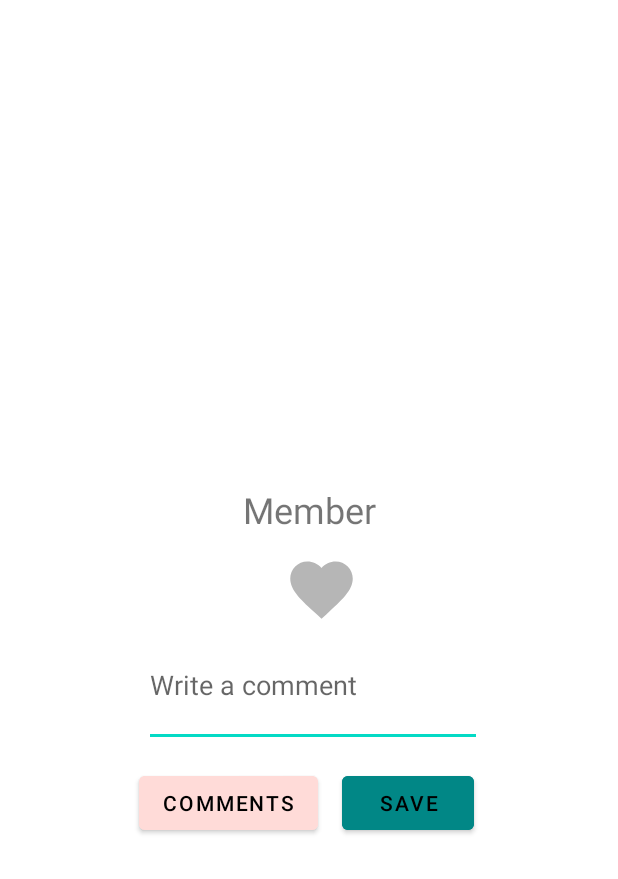
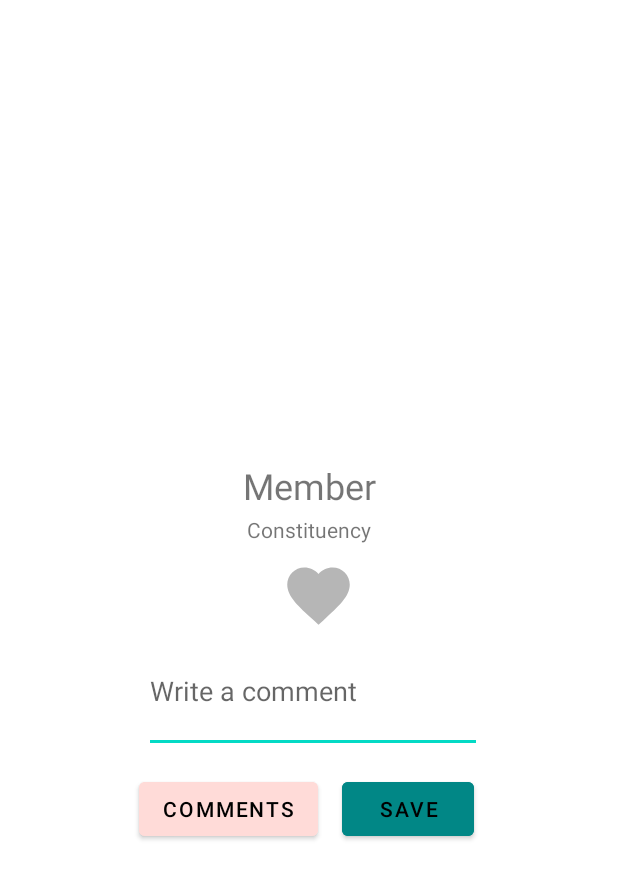
Before and after one commit to jasminsp/ParliamentMemberApp, an Android app: the layout fragment_member_details.xml on its own in the app's theme, with its tools: preview values and no code run, on a phone screen of 412 x 824 dp. Shown: the top 879 px of the screen. Run offline under Robolectric (Android 15) with nearby library versions, the phone set to English and light mode, and no system bars.

Commit message:
MembersDetails view constituency added

```diff
--- a/app/src/main/java/com/jasminsp/parliamentmemberapp/memberdetails/MemberDetails.kt
+++ b/app/src/main/java/com/jasminsp/parliamentmemberapp/memberdetails/MemberDetails.kt
@@ -40,6 +40,7 @@ class MemberDetails : Fragment() {
         // Sets info for name and image
         bindImage(binding.imgMember, "https://avoindata.eduskunta.fi/${viewModel.member?.picture}")
         binding.txtMember.text = viewModel.fullName
+        binding.txtConstituency.text = viewModel.constituency
 
         // Checking heartButton value when taking from database and before saving to database
         binding.checkboxHeart.isChecked = viewModel.heartCheckedState()
--- a/app/src/main/java/com/jasminsp/parliamentmemberapp/memberdetails/MemberDetailsViewModel.kt
+++ b/app/src/main/java/com/jasminsp/parliamentmemberapp/memberdetails/MemberDetailsViewModel.kt
@@ -45,6 +45,7 @@ class MemberDetailsViewModel(parliamentData: ParliamentData, application: Applic
 
 
     var fullName: String = "${member?.first} ${member?.last}"
+    var constituency: String = "${member?.constituency}"
 
 
     init {
--- a/app/src/main/java/com/jasminsp/parliamentmemberapp/memberlist/MemberList.kt
+++ b/app/src/main/java/com/jasminsp/parliamentmemberapp/memberlist/MemberList.kt
@@ -33,17 +33,14 @@ class MemberList : Fragment() {
         val parliamentData = MemberListArgs.fromBundle(requireArguments()).selectedParty
         val viewModelFactory = MemberListViewModelFactory(parliamentData, application)
 
-
         binding = DataBindingUtil.inflate(inflater, R.layout.fragment_member_list, container, false)
         viewModel = ViewModelProvider(this, viewModelFactory).get(MemberListViewModel::class.java)
         memberAdapter = MemberListAdapter(this, MemberListAdapter.OnClickListener {
             viewModel.memberDetails(it)
         })
 
-
         binding.memberListView.adapter = memberAdapter
         binding.memberListView.layoutManager = LinearLayoutManager(MyApp.appContext)
-
 
         viewModel.member.observe(viewLifecycleOwner, {
             memberAdapter.submitList(it)
--- a/app/src/main/res/layout/fragment_member_details.xml
+++ b/app/src/main/res/layout/fragment_member_details.xml
@@ -41,16 +41,16 @@
             app:layout_constraintBottom_toBottomOf="parent"
             app:layout_constraintStart_toStartOf="parent"
             app:layout_constraintTop_toTopOf="@+id/guideline2"
-            app:layout_constraintVertical_bias="0.048" />
+            app:layout_constraintVertical_bias="0.015" />
 
         <CheckBox
             android:id="@+id/checkbox_heart"
             android:layout_width="69dp"
             android:layout_height="66dp"
-            android:layout_marginTop="4dp"
+            android:layout_marginTop="24dp"
             android:button="@drawable/button_checked_state"
             app:layout_constraintEnd_toEndOf="parent"
-            app:layout_constraintHorizontal_bias="0.526"
+            app:layout_constraintHorizontal_bias="0.52"
             app:layout_constraintStart_toStartOf="parent"
             app:layout_constraintTop_toBottomOf="@+id/txt_member"
             app:useMaterialThemeColors="false" />
@@ -106,5 +106,16 @@
             app:layout_constraintStart_toStartOf="parent"
             app:layout_constraintTop_toBottomOf="@+id/txt_comments" />
 
+        <TextView
+            android:id="@+id/txt_constituency"
+            android:layout_width="wrap_content"
+            android:layout_height="wrap_content"
+            android:layout_marginTop="1dp"
+            android:text="@string/constituency"
+            app:layout_constraintBottom_toTopOf="@+id/checkbox_heart"
+            app:layout_constraintEnd_toEndOf="parent"
+            app:layout_constraintStart_toStartOf="parent"
+            app:layout_constraintTop_toBottomOf="@+id/txt_member" />
+
     </androidx.constraintlayout.widget.ConstraintLayout>
 </layout>
--- a/app/src/main/res/values/strings.xml
+++ b/app/src/main/res/values/strings.xml
@@ -13,4 +13,5 @@
     <string name="write_a_comment">Write a comment</string>
     <string name="comment_icon">comment_icon</string>
     <string name="date">Date</string>
+    <string name="constituency">Constituency</string>
 </resources>
```
Also changed, not shown: app/src/main/res/layout/fragment_member_list.xml (+16 -2 lines).
